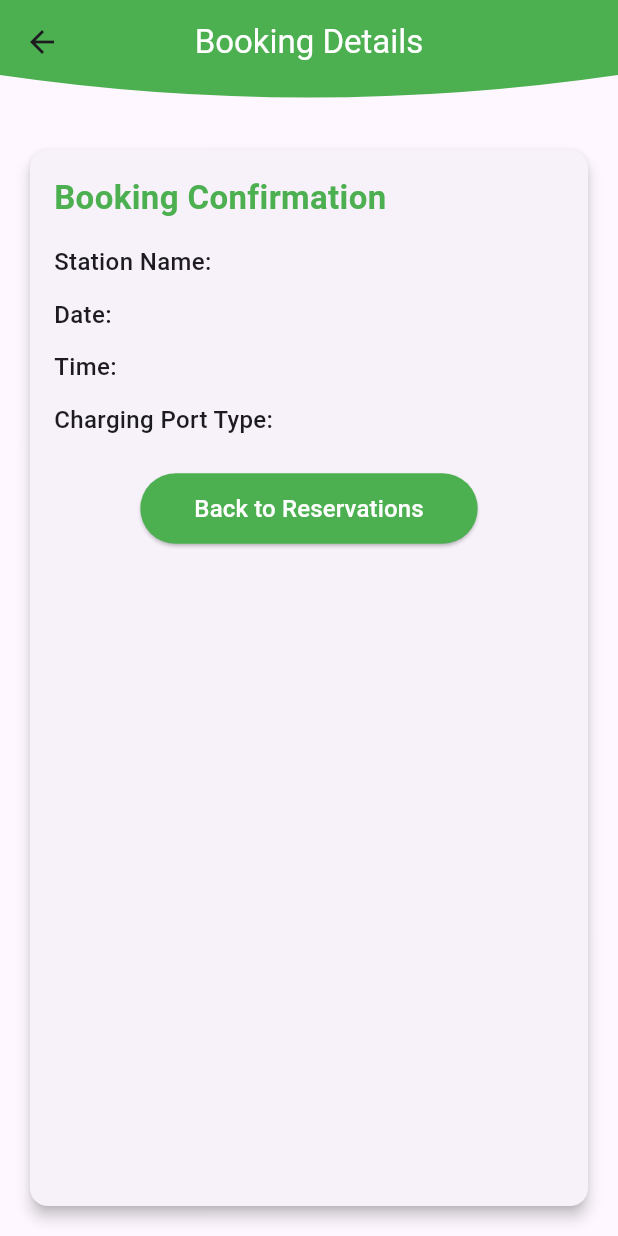
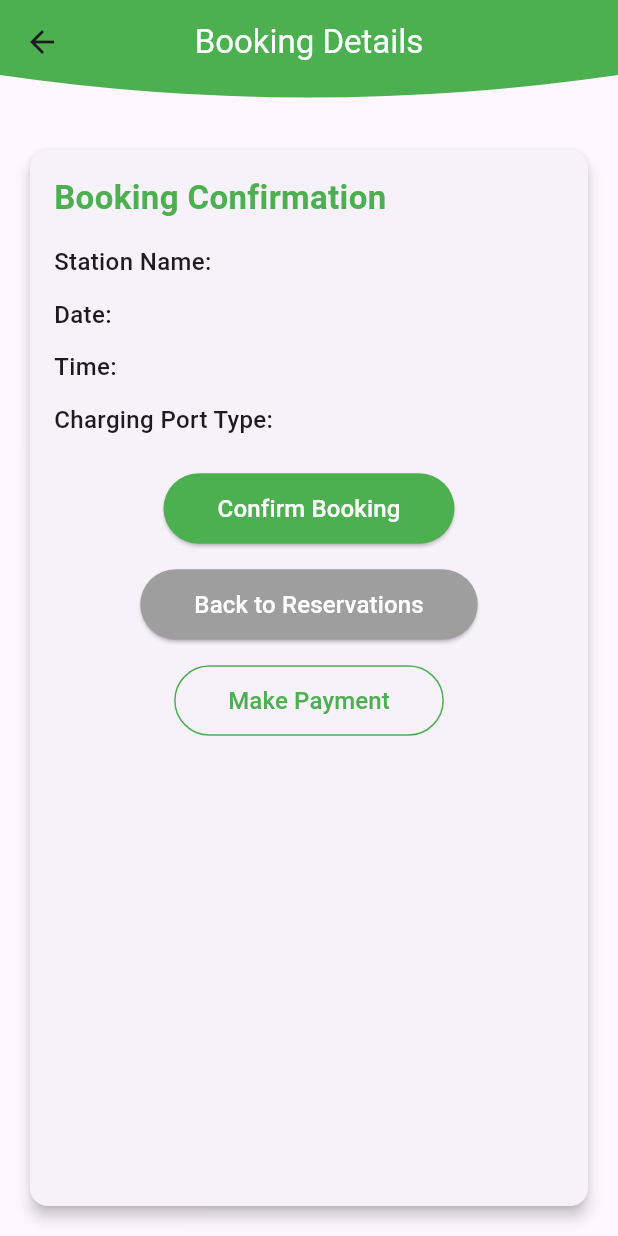
Before and after one commit to sumitdhamala/electrio, a Flutter app: the BookingDetailsScreen screen opened directly with empty values, on a phone screen of 412 x 824 dp. Run offline on Flutter 3.47's test engine with Material 3 defaults, Android fonts, the light colour scheme and no system bars; our stand-ins replace curved_navigation_bar, email_validator, flutter_map, geolocator, image_picker, latlong2 and 1 more; accounts and stored records are empty.

Commit message:
few changes in map

```diff
--- a/lib/model/station_model.dart
+++ b/lib/model/station_model.dart
@@ -3,13 +3,15 @@ class Station {
   final String name;
   final String location;
   final String status;
-  final List<int> chargerTypes;
+  final List<String> chargerTypes; // List of charger types
   final int totalSlots;
   final bool hasHotels;
   final bool hasRestaurants;
   final bool hasWifi;
   final bool hasParking;
   final bool hasRestrooms;
+  // final double latitude; // Added latitude
+  // final double longitude; // Added longitude
 
   Station({
     required this.id,
@@ -23,21 +25,28 @@ class Station {
     required this.hasWifi,
     required this.hasParking,
     required this.hasRestrooms,
+    // required this.latitude, // Required latitude
+    // required this.longitude, // Required longitude
   });
 
+  // Updated fromJson method to include latitude and longitude
   factory Station.fromJson(Map<String, dynamic> json) {
     return Station(
       id: json['id'],
       name: json['station_name'],
       location: json['station_location'],
       status: json['station_status'],
-      chargerTypes: List<int>.from(json['charger_types']),
+      chargerTypes: (json['charger_types'] as List<dynamic>)
+          .map((e) => e['name'] as String)
+          .toList(),
       totalSlots: json['total_slots'],
       hasHotels: json['has_hotels'],
       hasRestaurants: json['has_restaurants'],
       hasWifi: json['has_wifi'],
       hasParking: json['has_parking'],
       hasRestrooms: json['has_restrooms'],
+      // latitude: json['station_latitude'], // Directly assign as double
+      // longitude: json['station_longitude'], // Directly assign as double
     );
   }
 }
--- a/lib/view/booking_details.dart
+++ /dev/null
@@ -1,98 +0,0 @@
-import 'package:electrio/component/customclip_bar.dart';
-import 'package:flutter/material.dart';
-
-class BookingDetailsScreen extends StatelessWidget {
-  final String stationName;
-  final String date;
-  final String time;
-  final String portType;
-
-  const BookingDetailsScreen({
-    Key? key,
-    required this.stationName,
-    required this.date,
-    required this.time,
-    required this.portType,
-  }) : super(key: key);
-
-  @override
-  Widget build(BuildContext context) {
-    return Scaffold(
-      appBar: CustomCurvedAppBar(title: "Booking Details"),
-      body: Padding(
-        padding: const EdgeInsets.all(16.0),
-        child: Card(
-          elevation: 4,
-          shape: RoundedRectangleBorder(
-            borderRadius: BorderRadius.circular(12),
-          ),
-          child: Padding(
-            padding: const EdgeInsets.all(16.0),
-            child: Column(
-              crossAxisAlignment: CrossAxisAlignment.start,
-              children: [
-                Text(
-                  'Booking Confirmation',
-                  style: TextStyle(
-                    fontSize: 22,
-                    fontWeight: FontWeight.w600,
-                    color: Colors.green,
-                  ),
-                ),
-                const SizedBox(height: 16),
-                _buildDetailRow('Station Name:', stationName),
-                const SizedBox(height: 12),
-                _buildDetailRow('Date:', date),
-                const SizedBox(height: 12),
-                _buildDetailRow('Time:', time),
-                const SizedBox(height: 12),
-                _buildDetailRow('Charging Port Type:', portType),
-                const SizedBox(height: 24),
-                Center(
-                  child: ElevatedButton(
-                    onPressed: () {
-                      Navigator.pop(
-                          context); // Go back to the reservation screen
-                    },
-                    style: ElevatedButton.styleFrom(
-                      backgroundColor: Colors.green,
-                      padding: const EdgeInsets.symmetric(
-                          horizontal: 36, vertical: 12),
-                      shape: RoundedRectangleBorder(
-                        borderRadius: BorderRadius.circular(30),
-                      ),
-                    ),
-                    child: const Text(
-                      'Back to Reservations',
-                      style: TextStyle(fontSize: 16,color: Colors.white),
-                    ),
-                  ),
-                ),
-              ],
-            ),
-          ),
-        ),
-      ),
-    );
-  }
-
-  // Helper method to build detail rows
-  Widget _buildDetailRow(String title, String value) {
-    return Row(
-      mainAxisAlignment: MainAxisAlignment.spaceBetween,
-      children: [
-        Text(
-          title,
-          style: const TextStyle(fontSize: 16, fontWeight: FontWeight.w500),
-        ),
-        Expanded(
-          child: Text(
-            value,
-            textAlign: TextAlign.end,
-            style: const TextStyle(fontSize: 16),
-          ),
-        ),
-      ],
-    );
-  }
-}
--- /dev/null
+++ b/lib/view/home/reservation/booking_details.dart
@@ -0,0 +1,199 @@
+import 'dart:convert';
+import 'package:electrio/component/constants/constants.dart';
+import 'package:electrio/component/customclip_bar.dart';
+import 'package:flutter/material.dart';
+import 'package:shared_preferences/shared_preferences.dart';
+import 'package:http/http.dart' as http;
+
+class BookingDetailsScreen extends StatelessWidget {
+  final String stationName;
+  final String date;
+  final String time;
+  final String portType;
+
+  const BookingDetailsScreen({
+    Key? key,
+    required this.stationName,
+    required this.date,
+    required this.time,
+    required this.portType,
+  }) : super(key: key);
+
+  Future<void> _confirmBooking(BuildContext context) async {
+    try {
+      // Retrieve token from SharedPreferences
+      final prefs = await SharedPreferences.getInstance();
+      final token = prefs.getString('token');
+
+      // Convert stationName to station ID (implement logic to fetch or map the ID)
+      final stationId = int.tryParse(stationName) ??
+          0; // Replace with actual ID retrieval logic
+
+      // Convert time to ISO 8601 format (assumes date and time are provided)
+      final startDateTime =
+          DateTime.parse('$date ${time.split(' - ')[0]}:00').toIso8601String();
+      final endDateTime =
+          DateTime.parse('$date ${time.split(' - ')[1]}:00').toIso8601String();
+
+      // Use the selected date as the booked_date (from the reservation screen)
+      final bookedDate = DateTime.parse(date)
+          .toIso8601String(); // Assuming date is in 'YYYY-MM-DD' format
+
+      final payload = {
+        "station": stationId, // Pass station ID
+        "start_time": startDateTime,
+        "end_time": endDateTime,
+        "booked_date": bookedDate, // Use selected date as booked_date
+      };
+
+      final response = await http.post(
+        Uri.parse('$url/reserve/reserve/'),
+        headers: {
+          'Content-Type': 'application/json',
+          if (token != null) 'Authorization': 'Token $token',
+        },
+        body: jsonEncode(payload),
+      );
+
+      if (response.statusCode == 201) {
+        // Success: Show confirmation
+        ScaffoldMessenger.of(context).showSnackBar(
+          const SnackBar(content: Text('Booking successfully completed!')),
+        );
+      } else {
+        print('Failed to complete booking: ${response.body}');
+        ScaffoldMessenger.of(context).showSnackBar(
+          SnackBar(
+              content: Text('Failed to complete booking: ${response.body}')),
+        );
+      }
+    } catch (e) {
+      print('An error occurred: $e');
+      ScaffoldMessenger.of(context).showSnackBar(
+        SnackBar(content: Text('An error occurred: $e')),
+      );
+    }
+  }
+
+  @override
+  Widget build(BuildContext context) {
+    return Scaffold(
+      appBar: CustomCurvedAppBar(title: "Booking Details"),
+      body: Padding(
+        padding: const EdgeInsets.all(16.0),
+        child: Card(
+          elevation: 4,
+          shape: RoundedRectangleBorder(
+            borderRadius: BorderRadius.circular(12),
+          ),
+          child: Padding(
+            padding: const EdgeInsets.all(16.0),
+            child: Column(
+              crossAxisAlignment: CrossAxisAlignment.start,
+              children: [
+                Text(
+                  'Booking Confirmation',
+                  style: TextStyle(
+                    fontSize: 22,
+                    fontWeight: FontWeight.w600,
+                    color: Colors.green,
+                  ),
+                ),
+                const SizedBox(height: 16),
+                _buildDetailRow('Station Name:', stationName),
+                const SizedBox(height: 12),
+                _buildDetailRow('Date:', date),
+                const SizedBox(height: 12),
+                _buildDetailRow('Time:', time),
+                const SizedBox(height: 12),
+                _buildDetailRow('Charging Port Type:', portType),
+                const SizedBox(height: 24),
+                Center(
+                  child: Column(
+                    children: [
+                      ElevatedButton(
+                        onPressed: () => _confirmBooking(context),
+                        style: ElevatedButton.styleFrom(
+                          backgroundColor: Colors.green,
+                          padding: const EdgeInsets.symmetric(
+                              horizontal: 36, vertical: 12),
+                          shape: RoundedRectangleBorder(
+                            borderRadius: BorderRadius.circular(30),
+                          ),
+                        ),
+                        child: const Text(
+                          'Confirm Booking',
+                          style: TextStyle(fontSize: 16, color: Colors.white),
+                        ),
+                      ),
+                      const SizedBox(height: 16),
+                      ElevatedButton(
+                        onPressed: () {
+                          Navigator.pop(context); // Navigate back
+                        },
+                        style: ElevatedButton.styleFrom(
+                          backgroundColor: Colors.grey,
+                          padding: const EdgeInsets.symmetric(
+                              horizontal: 36, vertical: 12),
+                          shape: RoundedRectangleBorder(
+                            borderRadius: BorderRadius.circular(30),
+                          ),
+                        ),
+                        child: const Text(
+                          'Back to Reservations',
+                          style: TextStyle(fontSize: 16, color: Colors.white),
+                        ),
+                      ),
+                      const SizedBox(height: 16),
+                      OutlinedButton(
+                        onPressed: () {
+                          // Add your payment navigation logic here
+                          ScaffoldMessenger.of(context).showSnackBar(
+                            const SnackBar(
+                                content: Text('Navigate to payment screen.')),
+                          );
+                        },
+                        style: OutlinedButton.styleFrom(
+                          padding: const EdgeInsets.symmetric(
+                              horizontal: 36, vertical: 12),
+                          shape: RoundedRectangleBorder(
+                            borderRadius: BorderRadius.circular(30),
+                          ),
+                          side: BorderSide(color: Colors.green),
+                        ),
+                        child: const Text(
+                          'Make Payment',
+                          style: TextStyle(fontSize: 16, color: Colors.green),
+                        ),
+                      ),
+                    ],
+                  ),
+                ),
+              ],
+            ),
+          ),
+        ),
+      ),
+    );
+  }
+
+  // Helper method to build detail rows
+  Widget _buildDetailRow(String title, String value) {
+    return Row(
+      mainAxisAlignment: MainAxisAlignment.spaceBetween,
+      children: [
+        Text(
+          title,
+          style: const TextStyle(fontSize: 16, fontWeight: FontWeight.w500),
+        ),
+        Expanded(
+          child: Text(
+            value,
+            textAlign: TextAlign.end,
+            style: const TextStyle(fontSize: 16),
+          ),
+        ),
+      ],
+    );
+  }
+}
--- a/lib/view/reservation_screen.dart
+++ b/lib/view/home/reservation/reservation_screen.dart
@@ -1,7 +1,7 @@
 import 'package:electrio/component/customclip_bar.dart';
 import 'package:electrio/model/booking_model.dart';
 import 'package:electrio/model/station_model.dart';
-import 'package:electrio/view/booking_details.dart';
+import 'package:electrio/view/home/reservation/booking_details.dart';
 import 'package:electrio/provider/booking_provider.dart';
 import 'package:flutter/material.dart';
 import 'package:intl/intl.dart';
@@ -192,7 +192,7 @@ class _ReservationScreenState extends State<ReservationScreen> {
                       const EdgeInsets.symmetric(horizontal: 36, vertical: 12),
                 ),
                 child: const Text(
-                  'Confirm Reservation',
+                  ' Next',
                   style: TextStyle(color: Colors.white),
                 ),
               ),
--- a/lib/view/home/settings.dart
+++ b/lib/view/home/settings.dart
@@ -1,5 +1,5 @@
 import 'package:electrio/component/customclip_bar.dart';
-import 'package:electrio/view/booking_details.dart';
+import 'package:electrio/view/home/reservation/booking_details.dart';
 import 'package:electrio/view/settings/change_password.dart';
 import 'package:electrio/view/settings/mybooking.dart';
 import 'package:electrio/view/settings/myvehicles.dart';
--- a/lib/view/home/station/station_detail_sheet.dart
+++ b/lib/view/home/station/station_detail_sheet.dart
@@ -1,7 +1,7 @@
 import 'dart:convert';
 
 import 'package:electrio/component/constants/constants.dart';
-import 'package:electrio/view/reservation_screen.dart';
+import 'package:electrio/view/home/reservation/reservation_screen.dart';
 import 'package:flutter/material.dart';
 import 'package:electrio/model/station_model.dart';
 import 'package:http/http.dart' as http;
```
Also changed, not shown: lib/model/history_model.dart (+12 -12 lines), lib/view/home/map.dart (+16 -20 lines), lib/view/settings/feedback.dart (added).
